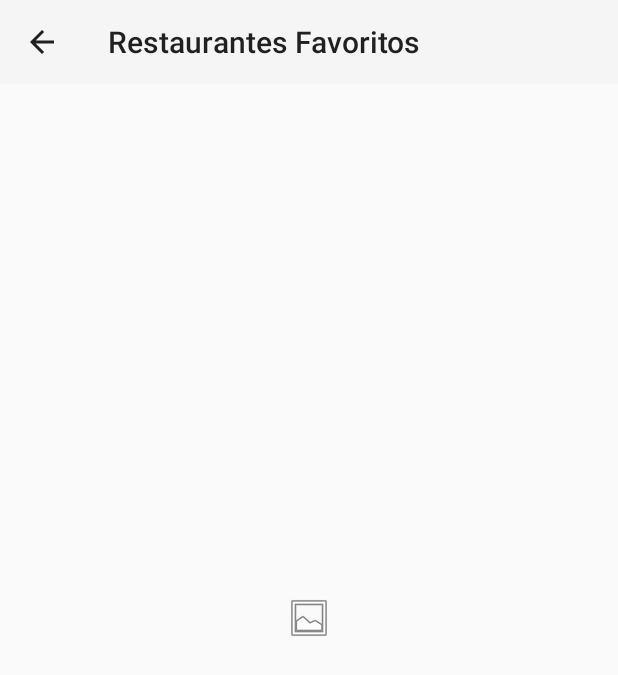
After one commit to ricardobrg/aulaandroid, an Android app: the ViewActivity screen opened directly, with no data from a screen before it, on a phone screen of 412 x 824 dp. The commit adds this screen. Shown: the top 675 px of the screen. Run offline under Robolectric (Android 15) with nearby library versions, the phone set to English and light mode, and no system bars.

Commit message:
fav acitivity

```diff
--- a/app/src/main/AndroidManifest.xml
+++ b/app/src/main/AndroidManifest.xml
@@ -13,6 +13,11 @@
         android:supportsRtl="true"
         android:theme="@style/Theme.AppCompat.Light.NoActionBar">
         <activity android:name=".EditActivity" />
+        <activity android:name=".FavActivity"
+            android:parentActivityName=".MainActivity"
+            />
+        <activity android:name=".ViewActivity"
+            android:parentActivityName=".FavActivity"/>
         <activity android:name=".MainActivity">
             <intent-filter>
                 <action android:name="android.intent.action.MAIN" />
--- a/app/src/main/java/com/example/aulaandroid/EditActivity.java
+++ b/app/src/main/java/com/example/aulaandroid/EditActivity.java
@@ -55,6 +55,7 @@ public class EditActivity extends AppCompatActivity {
                 if(resultCode == RESULT_OK){
                     Uri imageUri = data.getData();
                     imageView.setImageURI(imageUri);
+                    imageUriString = imageUri.toString();
                 }
         }
     }
@@ -67,8 +68,11 @@ public class EditActivity extends AppCompatActivity {
             notaDoRestaurante = intent.getIntExtra("notaDoRestaurante", 0);
             restauranteFavorito = intent.getBooleanExtra("restauranteFavorito", false);
             imageUriString = intent.getStringExtra("imageUriString");
+            Log.e("imG",imageUriString);
             campoNome.setText(nomeDoRestaurante);
             campoNota.setText(String.valueOf(notaDoRestaurante));
+            //if(imageUriString != null)
+              //  imageView.setImageURI(Uri.parse(imageUriString));
         }
     }
 
--- /dev/null
+++ b/app/src/main/java/com/example/aulaandroid/ViewActivity.java
@@ -0,0 +1,66 @@
+package com.example.aulaandroid;
+
+import android.Manifest;
+import android.content.Intent;
+import android.content.pm.PackageManager;
+import android.net.Uri;
+import android.os.Bundle;
+import android.util.Log;
+import android.view.View;
+import android.widget.Button;
+import android.widget.EditText;
+import android.widget.ImageView;
+import android.widget.TextView;
+import android.widget.Toast;
+
+import androidx.annotation.NonNull;
+import androidx.annotation.Nullable;
+import androidx.appcompat.app.AppCompatActivity;
+import androidx.appcompat.widget.Toolbar;
+
+public class ViewActivity extends AppCompatActivity {
+
+    private static final int IMAGE_PICKER_CODE = 123;
+    private static final int EXTERNAL_STORAGE_PERMISSION_CODE = 124;
+
+    String nomeDoRestaurante, imageUriString;
+    int notaDoRestaurante;
+    private Button saveButton;
+    private TextView campoNome;
+    private TextView campoNota;
+    private int idDoRestaurante;
+    private boolean restauranteFavorito;
+    private ImageView imageView;
+
+    @Override
+    protected void onCreate(Bundle savedInstanceState) {
+        super.onCreate(savedInstanceState);
+        setContentView(R.layout.activity_view);
+        Toolbar myToolbar = (Toolbar) findViewById(R.id.toolbar);
+        this.setTitle("Restaurantes Favoritos");
+        this.setSupportActionBar(myToolbar);
+        getSupportActionBar().setDisplayHomeAsUpEnabled(true);
+        getSupportActionBar().setDisplayShowHomeEnabled(true);
+        saveButton = findViewById(R.id.saveMensagem);
+        campoNome = findViewById(R.id.textnome);
+        campoNota = findViewById(R.id.textnota);
+        imageView = findViewById(R.id.restaurante_image);
+        setupData();
+    }
+
+    private void setupData() {
+        Intent intent = getIntent();
+        idDoRestaurante = intent.getIntExtra("idDoRestaurante",-1);
+        if(idDoRestaurante >= 0){
+            nomeDoRestaurante = intent.getStringExtra("nomeDoRestaurante");
+            notaDoRestaurante = intent.getIntExtra("notaDoRestaurante", 0);
+            restauranteFavorito = intent.getBooleanExtra("restauranteFavorito", false);
+            imageUriString = intent.getStringExtra("imageUriString");
+            Log.e("imG",imageUriString);
+            campoNome.setText(nomeDoRestaurante);
+            campoNota.setText(String.valueOf(notaDoRestaurante));
+            //if(imageUriString != null)
+              //  imageView.setImageURI(Uri.parse(imageUriString));
+        }
+    }
+}
--- a/app/src/main/java/com/example/aulaandroid/modelo/Restaurante.java
+++ b/app/src/main/java/com/example/aulaandroid/modelo/Restaurante.java
@@ -10,7 +10,7 @@ public class Restaurante {
     private boolean favorito;
     private String imageUriString;
 
-    public Restaurante(String nome, int nota, boolean favorito, String imageUri){
+    public Restaurante(String nome, int nota, boolean favorito, String imageUriString){
         this.nome = nome;
         this.nota = nota;
         this.favorito = favorito;
--- /dev/null
+++ b/app/src/main/res/layout/activity_view.xml
@@ -0,0 +1,52 @@
+<?xml version="1.0" encoding="utf-8"?>
+<androidx.constraintlayout.widget.ConstraintLayout xmlns:android="http://schemas.android.com/apk/res/android"
+    xmlns:app="http://schemas.android.com/apk/res-auto"
+    xmlns:tools="http://schemas.android.com/tools"
+    android:layout_width="match_parent"
+    android:layout_height="match_parent"
+    tools:context=".EditActivity">
+    <androidx.appcompat.widget.Toolbar
+        android:id="@+id/toolbar"
+        android:layout_width="match_parent"
+        android:layout_height="wrap_content"
+        android:background="?attr/colorPrimary"
+        android:minHeight="?attr/actionBarSize"
+        android:theme="?attr/actionBarTheme"
+        app:layout_constraintEnd_toEndOf="parent"
+        app:layout_constraintStart_toStartOf="parent"
+        app:layout_constraintTop_toTopOf="parent"
+        />
+
+    <ImageView
+        android:id="@+id/restaurante_image"
+        android:layout_width="wrap_content"
+        android:layout_height="128dp"
+        app:layout_constraintBottom_toBottomOf="parent"
+        app:layout_constraintEnd_toEndOf="parent"
+        app:layout_constraintStart_toStartOf="parent"
+        app:layout_constraintTop_toTopOf="parent"
+        app:srcCompat="@android:drawable/ic_menu_gallery" />
+
+    <TextView
+        android:id="@+id/textnome"
+        android:layout_width="206dp"
+        android:layout_height="41dp"
+        android:layout_marginTop="16sp"
+        android:ems="10"
+        app:layout_constraintEnd_toEndOf="parent"
+        app:layout_constraintStart_toStartOf="parent"
+        app:layout_constraintTop_toBottomOf="@+id/restaurante_image" />
+
+
+    <TextView
+        android:id="@+id/textnota"
+        android:layout_width="225dp"
+        android:layout_height="39dp"
+        android:layout_marginTop="16sp"
+        android:ems="10"
+        app:layout_constraintEnd_toEndOf="parent"
+        app:layout_constraintStart_toStartOf="parent"
+        app:layout_constraintTop_toBottomOf="@+id/editNome" />
+
+
+</androidx.constraintlayout.widget.ConstraintLayout>
```
Also changed, not shown: app/src/main/java/com/example/aulaandroid/FavActivity.java (added, +74 -0 lines), app/src/main/java/com/example/aulaandroid/MainActivity.java (+6 -3 lines), app/src/main/java/com/example/aulaandroid/RestauranteAdapter.java (+35 -4 lines), app/src/main/res/layout/activity_fav.xml (added, +31 -0 lines).
